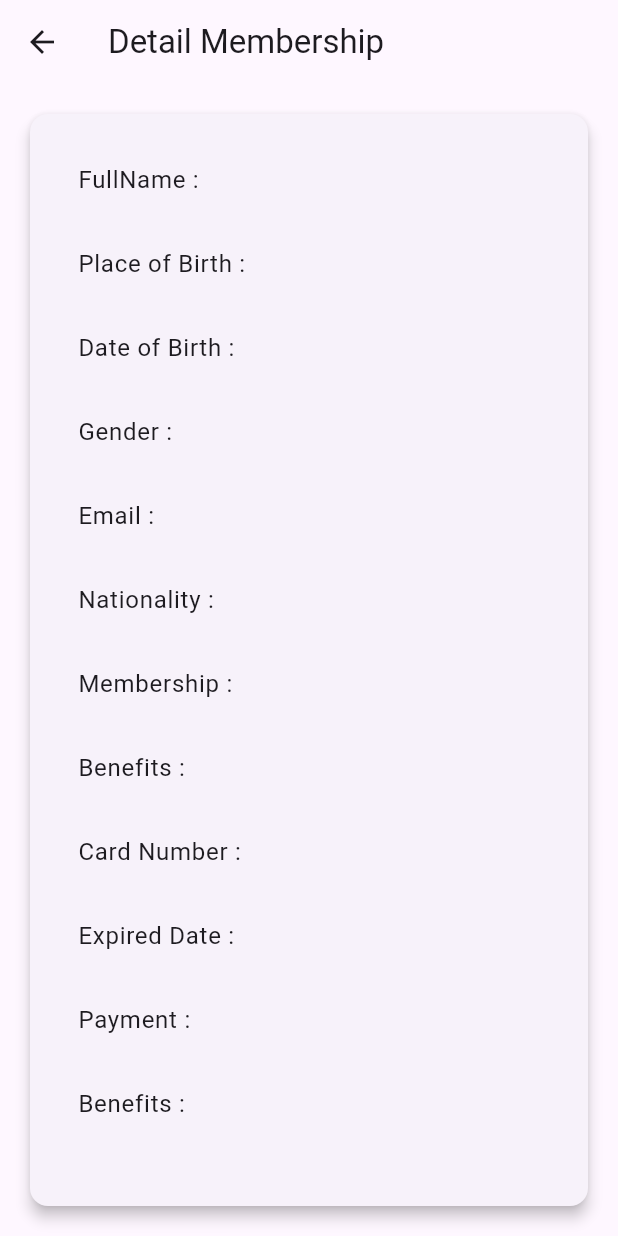
After one commit to amaliarahma21/flutter-getX, a Flutter app: the Latihan screen opened by its route, scrolled down 99 dp, after a tap on "Submit", on a phone screen of 412 x 824 dp. The commit adds this screen. Run offline on Flutter 3.47's test engine with Material 3 defaults, Android fonts, the phone set to English and light mode, and no system bars; our stand-ins replace get.

Commit message:
added invoice

```diff
--- a/lib/app/modules/home/views/home_view.dart
+++ b/lib/app/modules/home/views/home_view.dart
@@ -35,11 +35,19 @@ class HomeView extends GetView<HomeController> {
               },
               child: Text("Pindah ke halaman counter"),
             ),
+            SizedBox(height: 10),
             ElevatedButton(
               onPressed: () {
                 Get.toNamed('/biodata');
               },
               child: Text("Pindah ke halaman biodata"),
+            ),
+            SizedBox(height: 10),
+            ElevatedButton(
+              onPressed: () {
+                Get.toNamed('/latihan');
+              },
+              child: Text("Pindah ke halaman latihan"),
             )
           ],
         ),
--- /dev/null
+++ b/lib/app/modules/latihan/bindings/latihan_binding.dart
@@ -0,0 +1,12 @@
+import 'package:get/get.dart';
+
+import '../controllers/latihan_controller.dart';
+
+class LatihanBinding extends Bindings {
+  @override
+  void dependencies() {
+    Get.lazyPut<LatihanController>(
+      () => LatihanController(),
+    );
+  }
+}
--- /dev/null
+++ b/lib/app/modules/latihan/controllers/latihan_controller.dart
@@ -0,0 +1,122 @@
+import 'package:flutter/material.dart';
+import 'package:get/get.dart';
+import 'package:intl/intl.dart';
+
+class LatihanController extends GetxController {
+  var fullname = ''.obs;
+  var placeofbirth = ''.obs;
+  var dateofbirth = ''.obs;
+  var gender = ''.obs;
+  var email = ''.obs;
+  var nationality = ''.obs;
+  var harga = ''.obs;
+  var payment = ''.obs;
+  var cardnumber = ''.obs;
+  var expireddate = ''.obs;
+  var membership = ''.obs;
+
+  // final List<String> typeList = [
+  //   'Reguler',
+  //   'Gold',
+  //   'Platinum',
+  //   'VIP',
+  // ];
+
+  var benefits = ''.obs;
+
+  // var type = <String>[].obs;
+
+  // List<String> getTypeList() => typeList;
+
+  var isFormSubmitted = false.obs;
+  var selectedbirthDate = ''.obs;
+  Future<void> selectbirthDate(BuildContext context) async {
+    final DateTime? picked = await showDatePicker(
+      context: context,
+      initialDate: DateTime.now(),
+      firstDate: DateTime(1900),
+      lastDate: DateTime.now(),
+    );
+
+    if (picked != null) {
+      final formattedDate = DateFormat('yyyy-MM-dd').format(picked);
+      selectedbirthDate.value = formattedDate;
+    }
+  }
+
+  RxString calculateAge() {
+    if (selectedbirthDate.value.isNotEmpty) {
+      DateTime dob = DateFormat('yyy-MM-dd').parse(selectedbirthDate.value);
+      DateTime now = DateTime.now();
+      int age = now.year - dob.year;
+      int monthNow = now.month;
+      int monthDob = dob.month;
+      if (monthNow < monthDob || (monthNow == monthDob && now.day < dob.day)) {
+        age--;
+      }
+      return age.toString().obs;
+    }
+    return ''.obs;
+  }
+
+  var selectedexpiredDate = ''.obs;
+  Future<void> selectexpiredDate(BuildContext context) async {
+    final DateTime? picked = await showDatePicker(
+      context: context,
+      initialDate: DateTime.now(),
+      firstDate: DateTime(1900),
+      lastDate: DateTime.now(),
+    );
+
+    if (picked != null) {
+      final formattedDate = DateFormat('yyyy-MM-dd').format(picked);
+      selectedexpiredDate.value = formattedDate;
+    }
+  }
+
+  // void toggleType(String typeValue) {
+  //   if (type.contains(typeValue)) {
+  //     type.remove(typeValue);
+  //   } else {
+  //     type.add(typeValue);
+  //   }
+  // }
+
+  void togglemembership(String membershipValue) {
+    membership.value = membershipValue;
+    if (membership == "Reguler") {
+      harga.value = "50000";
+      benefits.value = "Anggota 1 Bulan";
+    } else if (membership == "Gold") {
+      harga.value = "150000";
+      benefits.value = "Anggota 1 Bulan + cemilan gratis";
+    } else if (membership == "Platinum") {
+      harga.value = "250000";
+      benefits.value = "Anggota 2 Bulan + Free Wifi";
+    } else if (membership == "VIP") {
+      harga.value = "500000";
+      benefits.value = "Anggota 3 Bulan + Free Wifi + Tiket Konser";
+    }
+  }
+
+  Future<void> selectExpiredDate(BuildContext context) async {
+    final DateTime? picked = await showDatePicker(
+      context: context,
+      initialDate: DateTime.now(),
+      firstDate: DateTime(1900),
+      lastDate: DateTime.now(),
+    );
+
+    if (picked != null) {
+      final experieddate = picked.add(Duration(days: 7));
+      final formattedDate = DateFormat('yyyy-MM-dd').format(experieddate);
+      expireddate.value = formattedDate;
+    }
+   }
+
+  void submitForm() {
+    print(
+        'Data : $fullname, $placeofbirth, $dateofbirth, $gender, $email, $nationality, $membership, $cardnumber, $expireddate, $payment');
+    isFormSubmitted.value = true;
+  }
+}
--- /dev/null
+++ b/lib/app/modules/latihan/views/latihan_view.dart
@@ -0,0 +1,221 @@
+import 'package:flutter/material.dart';
+import 'package:get/get.dart';
+import 'package:learn_getx/app/modules/latihan/controllers/latihan_controller.dart';
+import 'package:intl/intl.dart';
+import 'package:learn_getx/app/modules/latihan/views/outputlatihan_view.dart';
+
+class Latihan extends StatelessWidget {
+  Latihan({Key? key}) : super(key: key);
+
+  final LatihanController latihanController = Get.put(LatihanController());
+
+  @override
+  Widget build(BuildContext context) {
+    return Scaffold(
+      appBar: AppBar(
+        title: const Text('Membership'),
+        centerTitle: true,
+      ),
+      body: SingleChildScrollView(
+        child: Padding(
+          padding: EdgeInsets.all(16.0),
+          child: Column(
+            crossAxisAlignment: CrossAxisAlignment.stretch,
+            children: [
+              Form(
+                child: Column(
+                  crossAxisAlignment: CrossAxisAlignment.stretch,
+                  children: [
+                    Text(
+                      'A. Personal Information',
+                      style: TextStyle(fontSize: 20),
+                    ),
+                    SizedBox(height: 16.0),
+                    TextFormField(
+                      decoration: InputDecoration(labelText: 'Fullname'),
+                      onChanged: (value) =>
+                          latihanController.fullname.value = value,
+                    ),
+                    SizedBox(height: 16.0),
+                    TextFormField(
+                      decoration: InputDecoration(labelText: 'Place of Birth'),
+                      onChanged: (value) =>
+                          latihanController.placeofbirth.value = value,
+                    ),
+                    SizedBox(height: 16.0),
+                    InkWell(
+                      onTap: () => latihanController.selectbirthDate(context),
+                      child: InputDecorator(
+                        decoration: InputDecoration(
+                          labelText: 'Date of Birth',
+                          hintText: 'Select Date',
+                        ),
+                        child: Row(
+                          mainAxisAlignment: MainAxisAlignment.spaceBetween,
+                          children: [
+                            Text('Date of Birth:'),
+                            Obx(() => Text(
+                                latihanController.selectedbirthDate.value)),
+                          ],
+                        ),
+                      ),
+                    ),
+                    SizedBox(height: 16.0),
+                    Text("Gender"),
+                    Row(
+                      children: [
+                        Obx(() => Radio(
+                              value: 'Male',
+                              groupValue: latihanController.gender.value,
+                              onChanged: (value) =>
+                                  latihanController.gender.value = value!,
+                            )),
+                        Text('Male'),
+                        Obx(() => Radio(
+                              value: 'Female',
+                              groupValue: latihanController.gender.value,
+                              onChanged: (value) =>
+                                  latihanController.gender.value = value!,
+                            )),
+                        Text('Female'),
+                      ],
+                    ),
+                    SizedBox(height: 16.0),
+                    TextFormField(
+                      decoration: InputDecoration(labelText: 'Email'),
+                      onChanged: (value) =>
+                          latihanController.email.value = value,
+                    ),
+                    SizedBox(height: 16.0),
+                    TextFormField(
+                      decoration: InputDecoration(labelText: 'Nationality'),
+                      onChanged: (value) =>
+                          latihanController.nationality.value = value,
+                    ),
+                    SizedBox(height: 20.0),
+                    Column(
+                      crossAxisAlignment: CrossAxisAlignment.stretch,
+                      children: [
+                        Text(
+                          'B. Type of Membership',
+                          style: TextStyle(fontSize: 20),
+                        ),
+                        SizedBox(height: 16.0),
+                        Row(
+                          mainAxisAlignment: MainAxisAlignment.start,
+                          children: [
+                            Row(
+                              children: [
+                                Obx(() => Radio(
+                                      value: 'Reguler',
+                                      groupValue:
+                                          latihanController.membership.value,
+                                      onChanged: (value) => latihanController
+                                          .togglemembership(value!),
+                                    )),
+                                Text("Reguler"),
+                                Row(
+                                  children: [
+                                    Obx(() => Radio(
+                                          value: 'Gold',
+                                          groupValue: latihanController
+                                              .membership.value,
+                                          onChanged: (value) =>
+                                              latihanController
+                                                  .togglemembership(value!),
+                                        )),
+                                    Text("Gold"),
+                                  ],
+                                ),
+                                Row(
+                                  children: [
+                                    Obx(() => Radio(
+                                          value: 'Platinum',
+                                          groupValue: latihanController
+                                              .membership.value,
+                                          onChanged: (value) =>
+                                              latihanController
+                                                  .togglemembership(value!),
+                                        )),
+                                    Text("Platinum"),
+                                  ],
+                                ),
+                                Row(
+                                  children: [
+                                    Obx(() => Radio(
+                                          value: 'VIP',
+                                          groupValue: latihanController
+                                              .membership.value,
+                                          onChanged: (value) =>
+                                              latihanController
+                                                  .togglemembership(value!),
+                                        )),
+                                    Text("VIP"),
+                                  ],
+                                )
+                              ],
+                            ),
+                          ],
+                        ),
+                      ],
+                    ),
+                    SizedBox(height: 20.0),
+                    Column(
+                      crossAxisAlignment: CrossAxisAlignment.stretch,
+                      children: [
+                        Text(
+                          'C. Payment Details',
+                          style: TextStyle(fontSize: 20),
+                        ),
+                        SizedBox(height: 16.0),
+                        TextFormField(
+                          decoration: InputDecoration(labelText: 'Card Number'),
+                          onChanged: (value) =>
+                              latihanController.cardnumber.value = value,
+                        ),
+                        SizedBox(height: 16.0),
+                        InkWell(
+                          onTap: () =>
+                              latihanController.selectExpiredDate(context),
+                          child: InputDecorator(
+                            decoration: InputDecoration(
+                              hintText: 'Pilih Tanggal',
+                            ),
+                            child: Row(
+                              mainAxisAlignment: MainAxisAlignment.spaceBetween,
+                              children: [
+                                Text('Expired Date: '),
+                                Obx(() =>
+                                    Text(latihanController.expireddate.value)),
+                              ],
+                            ),
+                          ),
+                        ),
+                      ],
+                    ),
+                    SizedBox(height: 16.0),
+                    ElevatedButton(
+                      onPressed: () => Get.to(OutputLatihan()),
+                      child: Text('Submit'),
+                    ),
+                  ],
+                ),
+              ),
+              // SizedBox(height: 16.0),
+              // Obx(() {
+              //   if (latihanController.isFormSubmitted.value) {
+              //     return Text(
+              //       'Output: ${latihanController.fullname}, ${latihanController.placeofbirth}, ${latihanController.calculateAge()}, ${latihanController.gender}, ${latihanController.email}, ${latihanController.nationality}, ${latihanController.membership}, ${latihanController.cardnumber}, ${latihanController.expireddate}, ${latihanController.payment}',
+              //       style: TextStyle(fontSize: 16.0),
+              //     );
+              //   } else {
+              //     return SizedBox.shrink();
+              //   }
+              // }),
+            ],
+          ),
+        ),
+      ),
+    );
+  }
+}
--- /dev/null
+++ b/lib/app/modules/latihan/views/outputlatihan_view.dart
@@ -0,0 +1,71 @@
+import 'package:flutter/material.dart';
+import 'package:get/get.dart';
+import '../controllers/latihan_controller.dart';
+
+class OutputLatihan extends StatelessWidget {
+  final LatihanController latihan = Get.find();
+
+  @override
+  Widget build(BuildContext context) {
+    return Scaffold(
+      appBar: AppBar(
+        title: Text("Detail Membership"),
+      ),
+      body: SafeArea(
+        child: Container(
+        width: double.infinity,
+        height: double.infinity,
+        padding: EdgeInsets.all(16),
+        child: Card(
+          elevation: 4,
+          child: Padding(
+
+            padding: EdgeInsets.all(16),
+            child: ListView(
+              children: [
+                ListTile(
+                  title: Text('FullName : ${latihan.fullname.value}'),
+                ),
+                ListTile(
+                  title: Text('Place of Birth : ${latihan.placeofbirth.value}'),
+                ),
+                ListTile(
+                  title: Text('Date of Birth : ${latihan.calculateAge()}'),
+                ),
+                ListTile(
+                  title: Text('Gender : ${latihan.gender.value}'),
+                ),
+                ListTile(
+                  title: Text('Email : ${latihan.email.value} '),
+                ),
+                ListTile(
+                  title: Text('Nationality : ${latihan.nationality.value} '),
+                ),
+                ListTile(
+                  title: Text('Membership : ${latihan.membership.value} '),
+                ),
+                ListTile(
+                  title: Text('Benefits : ${latihan.benefits.value} '),
+                ),
+                ListTile(
+                  title: Text('Card Number : ${latihan.cardnumber.value} '),
+                ),
+                ListTile(
+                  title: Text('Expired Date : ${latihan.expireddate.value} '),
+                ),
+                ListTile(
+                  title: Text('Payment : ${latihan.harga.value} '),
+                ),
+                ListTile(
+                  title: Text('Benefits : ${latihan.benefits.value} '),
+                ),
+
+              ],
+            ),
+          ),
+        ),
+      ),
+  )
+);
+}
+}
--- a/lib/app/routes/app_pages.dart
+++ b/lib/app/routes/app_pages.dart
@@ -1,9 +1,13 @@
 import 'package:get/get.dart';
 
+import '../modules/biodata/bindings/biodata_binding.dart';
+import '../modules/biodata/views/biodata_view.dart';
 import '../modules/counter/bindings/counter_binding.dart';
 import '../modules/counter/views/counter_view.dart';
 import '../modules/home/bindings/home_binding.dart';
 import '../modules/home/views/home_view.dart';
+import '../modules/latihan/bindings/latihan_binding.dart';
+import '../modules/latihan/views/latihan_view.dart';
 import '../modules/profile/bindings/profile_binding.dart';
 import '../modules/profile/views/profile_view.dart';
 
@@ -30,5 +34,15 @@ class AppPages {
       page: () => CounterView(),
       binding: CounterBinding(),
     ),
+    GetPage(
+      name: _Paths.BIODATA,
+      page: () => BiodataView(),
+      binding: BiodataBinding(),
+    ),
+    GetPage(
+      name: _Paths.LATIHAN,
+      page: () =>  Latihan(),
+      binding: LatihanBinding(),
+    ),
   ];
 }
--- a/lib/app/routes/app_routes.dart
+++ b/lib/app/routes/app_routes.dart
@@ -7,6 +7,7 @@ abstract class Routes {
   static const PROFILE = _Paths.PROFILE;
   static const COUNTER = _Paths.COUNTER;
   static const BIODATA = _Paths.BIODATA;
+  static const LATIHAN = _Paths.LATIHAN;
 }
 
 abstract class _Paths {
@@ -15,4 +16,5 @@ abstract class _Paths {
   static const PROFILE = '/profile';
   static const COUNTER = '/counter';
   static const BIODATA = '/biodata';
+  static const LATIHAN = '/latihan';
 }
```
